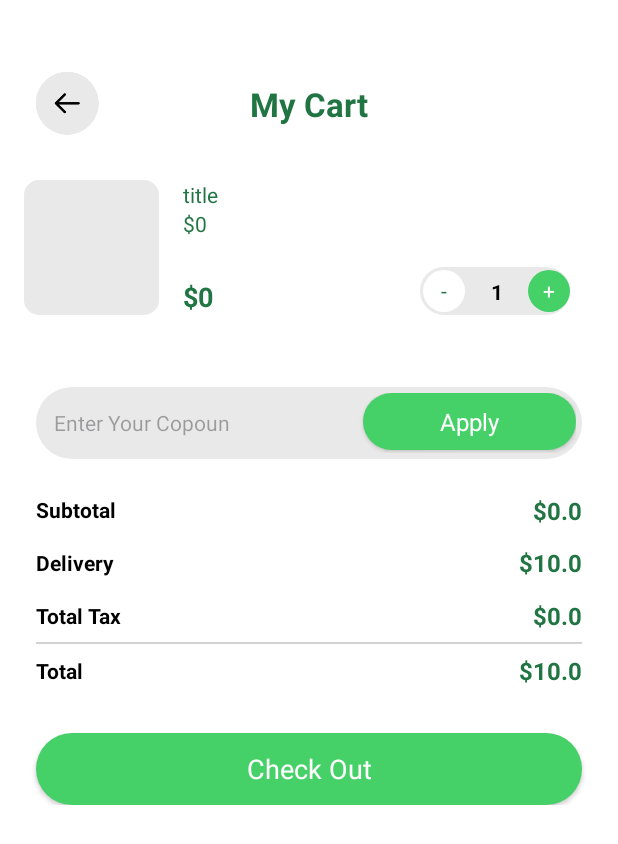
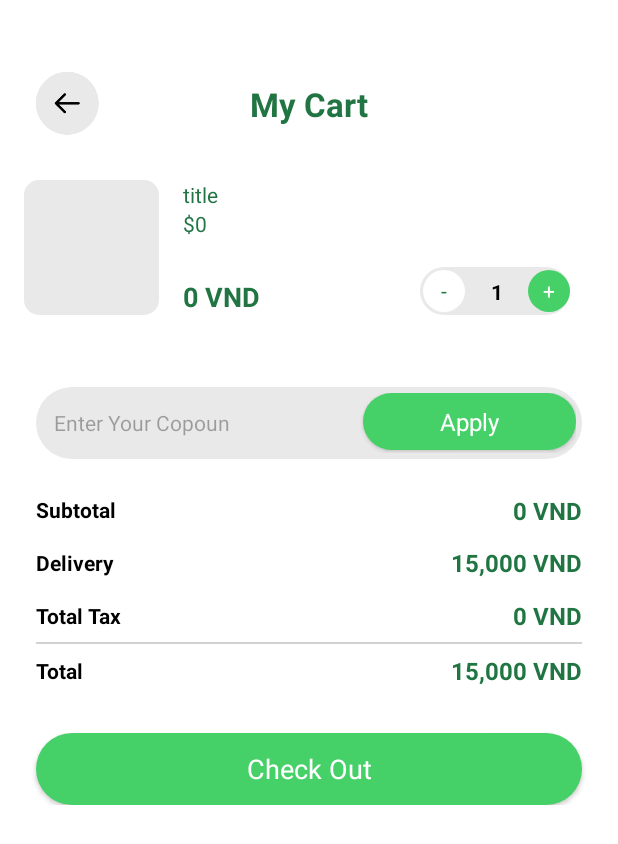
Before and after one commit to NTDung93/PlantShop, an Android app: the MainActivity screen opened directly, with no data from a screen before it, after a tap on "Cart", on a phone screen of 412 x 824 dp. Shown: the top 844 px of the screen. Run offline under Robolectric (Android 15) with nearby library versions, the phone set to English and light mode, and no system bars; our stand-ins replace Firebase (no records; nobody signed in at launch, a user with empty details on screens opened directly); libraries missing offline, so code that uses them is left out: vn.zalopay.sdk; pictures from the network do not load; 8 statements that could not run were skipped.

Commit message:
fix price format

```diff
--- a/app/src/main/java/com/company/plantshop_nguyentiendung_se171710/Activity/CartActivity.java
+++ b/app/src/main/java/com/company/plantshop_nguyentiendung_se171710/Activity/CartActivity.java
@@ -13,6 +13,8 @@ import com.company.plantshop_nguyentiendung_se171710.Utils.ManagmentCart;
 import com.company.plantshop_nguyentiendung_se171710.databinding.ActivityCartBinding;
 
 import org.json.JSONObject;
+
+import java.text.DecimalFormat;
 
 import vn.zalopay.sdk.Environment;
 import vn.zalopay.sdk.ZaloPayError;
@@ -50,7 +52,7 @@ public class CartActivity extends BaseActivity {
             @Override
             public void onClick(View v) {
                 double percentTax = 0.02;
-                double delivery = 10;
+                double delivery = 15000;
                 tax = Math.round((managmentCart.getTotalFee() * percentTax * 100.0)) / 100.0;
 
                 double total = Math.round((managmentCart.getTotalFee() + tax + delivery) * 100.0) / 100.0;
@@ -116,16 +118,21 @@ public class CartActivity extends BaseActivity {
 
     private void calculatorCart() {
         double percentTax = 0.02;
-        double delivery = 10;
-        tax = Math.round((managmentCart.getTotalFee() * percentTax * 100.0)) / 100.0;
+        double delivery = 15000;
 
+        // Calculate tax, total, and item total
+        tax = Math.round(managmentCart.getTotalFee() * percentTax * 100.0) / 100.0;
         double total = Math.round((managmentCart.getTotalFee() + tax + delivery) * 100.0) / 100.0;
-        double itemTotal = Math.round((managmentCart.getTotalFee() * 100.0)) / 100.0;
+        double itemTotal = Math.round(managmentCart.getTotalFee() * 100.0) / 100.0;
 
-        binding.totalFeeTxt.setText("$" + itemTotal);
-        binding.taxTxt.setText("$" + tax);
-        binding.deliveryTxt.setText("$" + delivery);
-        binding.totalTxt.setText("$" + total);
+        // Format numbers with dots as thousand separators
+        DecimalFormat formatter = new DecimalFormat("#,###");
+
+        // Set text views with formatted values
+        binding.totalFeeTxt.setText(formatter.format(itemTotal) + " VND");
+        binding.taxTxt.setText(formatter.format(tax) + " VND");
+        binding.deliveryTxt.setText(formatter.format(delivery) + " VND");
+        binding.totalTxt.setText(formatter.format(total) + " VND");
     }
 
     @Override
--- a/app/src/main/java/com/company/plantshop_nguyentiendung_se171710/Activity/ProductDetailActivity.java
+++ b/app/src/main/java/com/company/plantshop_nguyentiendung_se171710/Activity/ProductDetailActivity.java
@@ -10,6 +10,7 @@ import com.company.plantshop_nguyentiendung_se171710.Model.SliderItems;
 import com.company.plantshop_nguyentiendung_se171710.Utils.ManagmentCart;
 import com.company.plantshop_nguyentiendung_se171710.databinding.ActivityProductDetailBinding;
 
+import java.text.DecimalFormat;
 import java.util.ArrayList;
 
 public class ProductDetailActivity extends BaseActivity {
@@ -71,8 +72,11 @@ public class ProductDetailActivity extends BaseActivity {
 
     private void getBundles() {
         object = (ProductDomain) getIntent().getSerializableExtra("object");
+
+        DecimalFormat formatter = new DecimalFormat("#,###");
+
         binding.titleTxt.setText(object.getTitle());
-        binding.priceTxt.setText("$" + object.getPrice());
+        binding.priceTxt.setText(formatter.format(object.getPrice()) + " VND");
         binding.ratingBar.setRating((float) object.getRating());
         binding.ratingTxt.setText(object.getRating() + " Rating");
         binding.descriptionTxt.setText(object.getDescription());
--- a/app/src/main/java/com/company/plantshop_nguyentiendung_se171710/Adapter/CartAdapter.java
+++ b/app/src/main/java/com/company/plantshop_nguyentiendung_se171710/Adapter/CartAdapter.java
@@ -14,6 +14,7 @@ import com.company.plantshop_nguyentiendung_se171710.Utils.ChangeNumberItemsList
 import com.company.plantshop_nguyentiendung_se171710.Utils.ManagmentCart;
 import com.company.plantshop_nguyentiendung_se171710.databinding.ViewholderCartBinding;
 
+import java.text.DecimalFormat;
 import java.util.ArrayList;
 
 public class CartAdapter extends RecyclerView.Adapter<CartAdapter.Viewholder> {
@@ -37,9 +38,12 @@ public class CartAdapter extends RecyclerView.Adapter<CartAdapter.Viewholder> {
 
     @Override
     public void onBindViewHolder(@NonNull Viewholder holder, int position) {
+        DecimalFormat formatter = new DecimalFormat("#,###");
         holder.binding.titleTxt.setText(listItemSelected.get(position).getTitle());
-        holder.binding.feeEachItem.setText("$" + listItemSelected.get(position).getPrice());
-        holder.binding.totalEachItem.setText("$" + Math.round((listItemSelected.get(position).getNumberInCart() * listItemSelected.get(position).getPrice())));
+
+        holder.binding.feeEachItem.setText(formatter.format(listItemSelected.get(position).getPrice()) + " VND");
+        double totalItemPrice = listItemSelected.get(position).getNumberInCart() * listItemSelected.get(position).getPrice();
+        holder.binding.totalEachItem.setText(formatter.format(Math.round(totalItemPrice)) + " VND");
         holder.binding.numberItemTxt.setText(String.valueOf(listItemSelected.get(position).getNumberInCart()));
 
         Glide.with(holder.itemView.getContext())
```
Also changed, not shown: app/src/main/java/com/company/plantshop_nguyentiendung_se171710/Adapter/PopularAdapter.java (+5 -3 lines).
